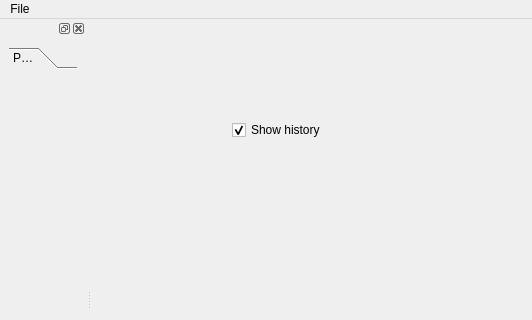
Qt form hiveground/hg_apps/hg_hand_interaction/src/hand_interaction.ui (cuixiongyi/hiveground-ros-pkg) before a commit; both pictures show x 0 to 532 and y 0 to 320 of the 800 by 600 pixel window.
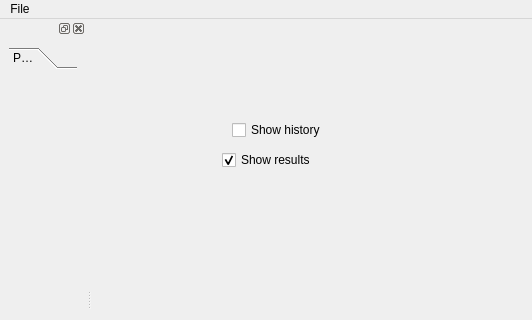
The same form after that commit.

The edit to the form file:
```diff
--- a/hiveground/hg_apps/hg_hand_interaction/src/hand_interaction.ui
+++ b/hiveground/hg_apps/hg_hand_interaction/src/hand_interaction.ui
@@ -27,6 +27,22 @@
      <string>Show history</string>
     </property>
     <property name="checked">
+     <bool>false</bool>
+    </property>
+   </widget>
+   <widget class="QCheckBox" name="checkBoxShowResults">
+    <property name="geometry">
+     <rect>
+      <x>130</x>
+      <y>130</y>
+      <width>111</width>
+      <height>22</height>
+     </rect>
+    </property>
+    <property name="text">
+     <string>Show results</string>
+    </property>
+    <property name="checked">
      <bool>true</bool>
     </property>
    </widget>
```
Left out of the diff: 2 changed lines with no effect on the pictures.
